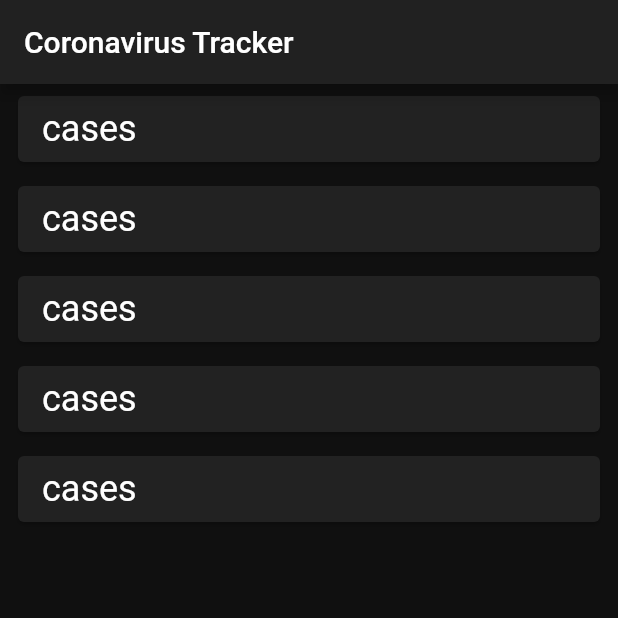
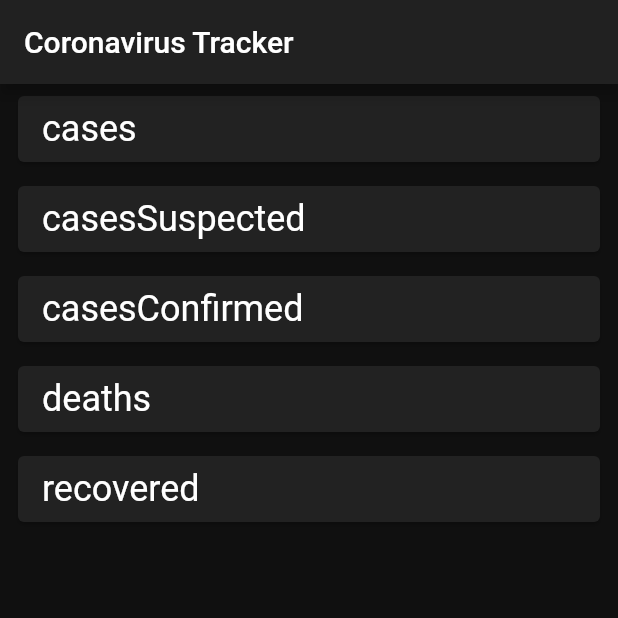
Before and after one commit to sanjoli63/covid_app, a Flutter app: the screen it shows after launch, on a phone screen of 412 x 824 dp, the top half of it. Run offline on Flutter 3.47's test engine with Material 2 defaults, Android fonts, the phone set to English and light mode, and no system bars; network calls fail.

```diff
--- a/lib/app/ui/endpoint_card.dart
+++ b/lib/app/ui/endpoint_card.dart
@@ -7,6 +7,14 @@ class EndpointCard extends StatelessWidget {
 
   const EndpointCard({Key? key, required this.endpoint, required this.value})
       : super(key: key);
+
+  static Map<Endpoint, String> _cardsTitles = {
+    Endpoint.cases: 'cases',
+    Endpoint.casesSuspected: 'casesSuspected',
+    Endpoint.casesConfirmed: 'casesConfirmed',
+    Endpoint.deaths: 'deaths',
+    Endpoint.recovered: 'recovered',
+  };
 
   @override
   Widget build(BuildContext context) {
@@ -25,7 +33,7 @@ class EndpointCard extends StatelessWidget {
             mainAxisAlignment: MainAxisAlignment.spaceBetween,
             children: <Widget>[
               Text(
-                'cases',
+                _cardsTitles[endpoint],
                 style: Theme.of(context).textTheme.headline5,
               ),
               Text(
```
